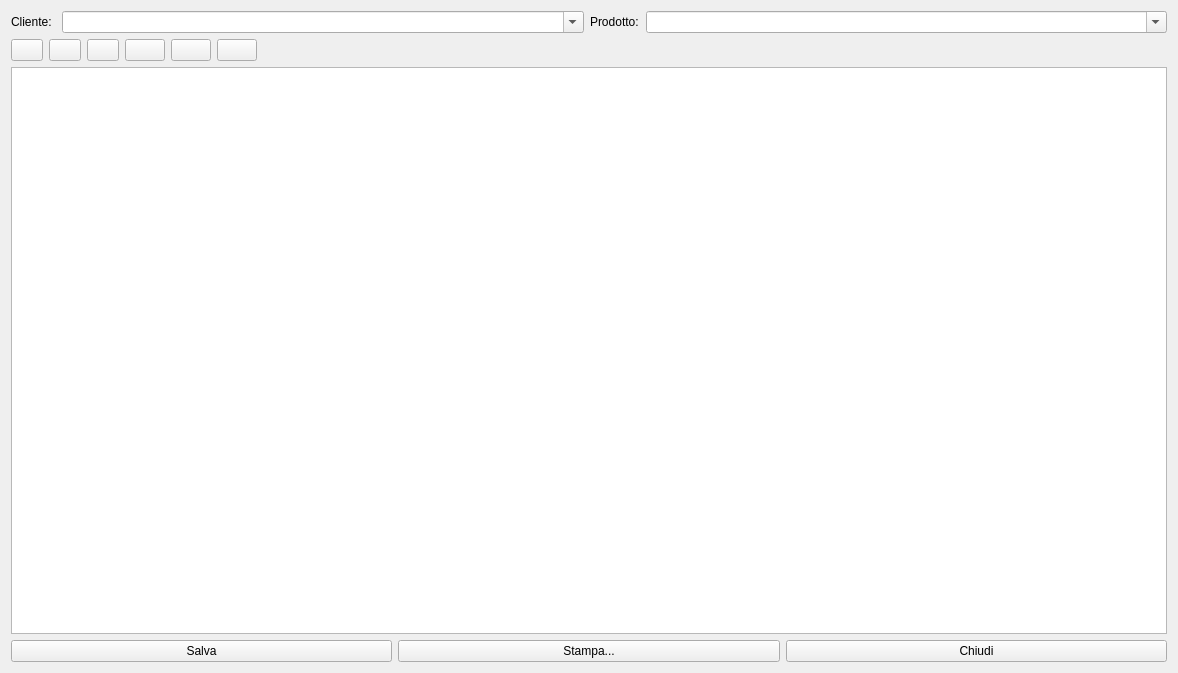
Above: hnschede.ui from fblabs/hamlet-mod-sancon before the change. Below: the same form after it.
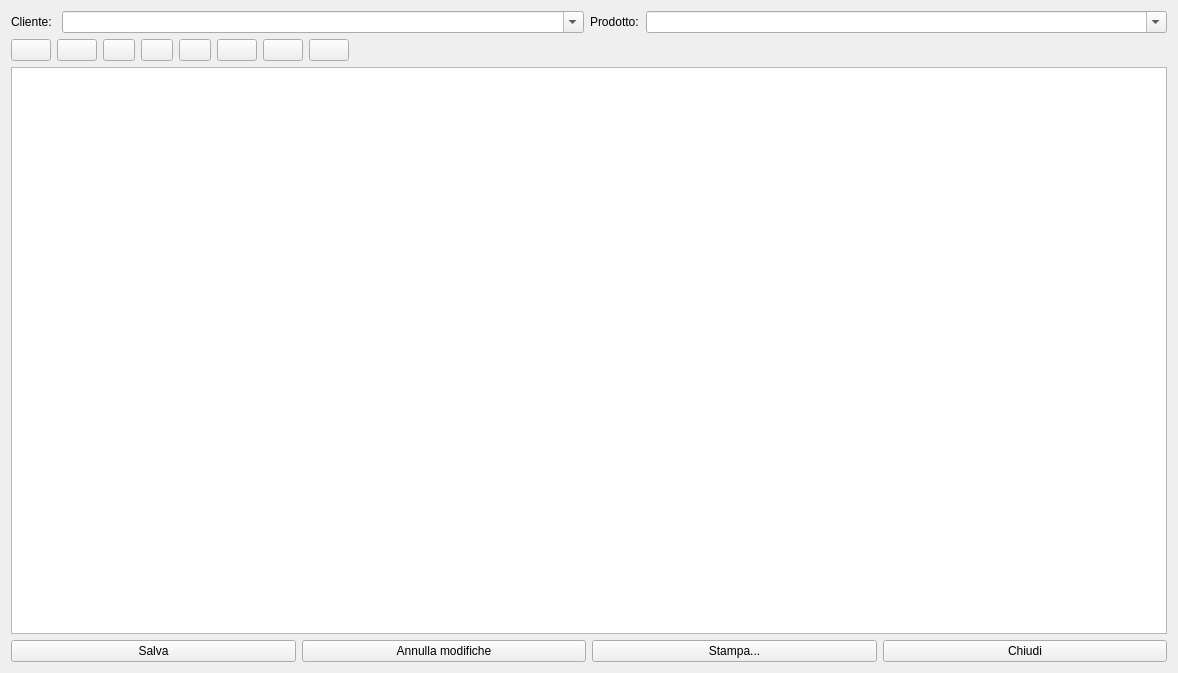
That is the form after the change. Icons and pictures are not drawn.

```diff
--- a/hnschede.ui
+++ b/hnschede.ui
@@ -91,6 +91,31 @@
    </item>
    <item>
     <layout class="QHBoxLayout" name="horizontalLayout_3">
+     <item>
+      <widget class="QPushButton" name="pbInit">
+       <property name="text">
+        <string/>
+       </property>
+       <property name="icon">
+        <iconset resource="icons.qrc">
+         <normaloff>:/Resources/Plus.PNG</normaloff>:/Resources/Plus.PNG</iconset>
+       </property>
+      </widget>
+     </item>
+     <item>
+      <widget class="QPushButton" name="pushButton_8">
+       <property name="text">
+        <string/>
+       </property>
+       <property name="icon">
+        <iconset resource="icons.qrc">
+         <normaloff>:/Resources/Pencil.PNG</normaloff>:/Resources/Pencil.PNG</iconset>
+       </property>
+       <property name="checkable">
+        <bool>true</bool>
+       </property>
+      </widget>
+     </item>
      <item>
       <widget class="QPushButton" name="pushButton_3">
        <property name="maximumSize">
@@ -254,6 +279,23 @@
        </property>
       </widget>
      </item>
+     <item>
+      <widget class="QPushButton" name="pushButton_7">
+       <property name="text">
+        <string>Annulla modifiche</string>
+       </property>
+       <property name="icon">
+        <iconset resource="icons.qrc">
+         <normaloff>:/Resources/Clockwise-arrow64.png</normaloff>:/Resources/Clockwise-arrow64.png</iconset>
+       </property>
+       <property name="iconSize">
+        <size>
+         <width>32</width>
+         <height>32</height>
+        </size>
+       </property>
+      </widget>
+     </item>
      <item>
       <widget class="QPushButton" name="pushButton_2">
        <property name="text">
```
Left out of the diff: 6 changed lines with no effect on the pictures.
